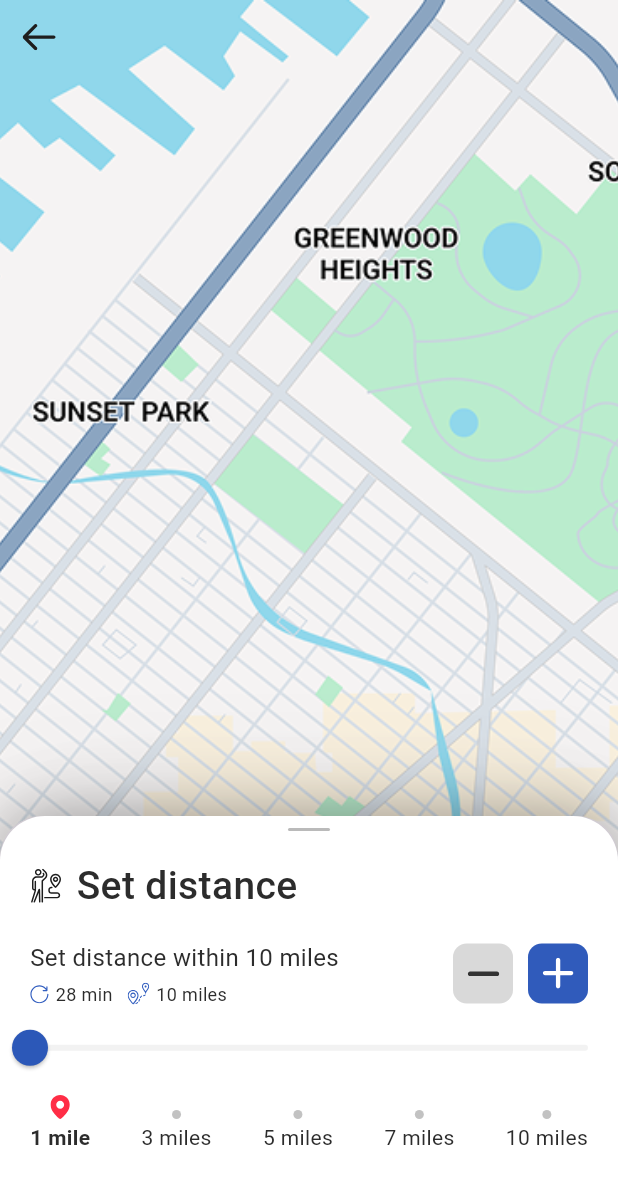
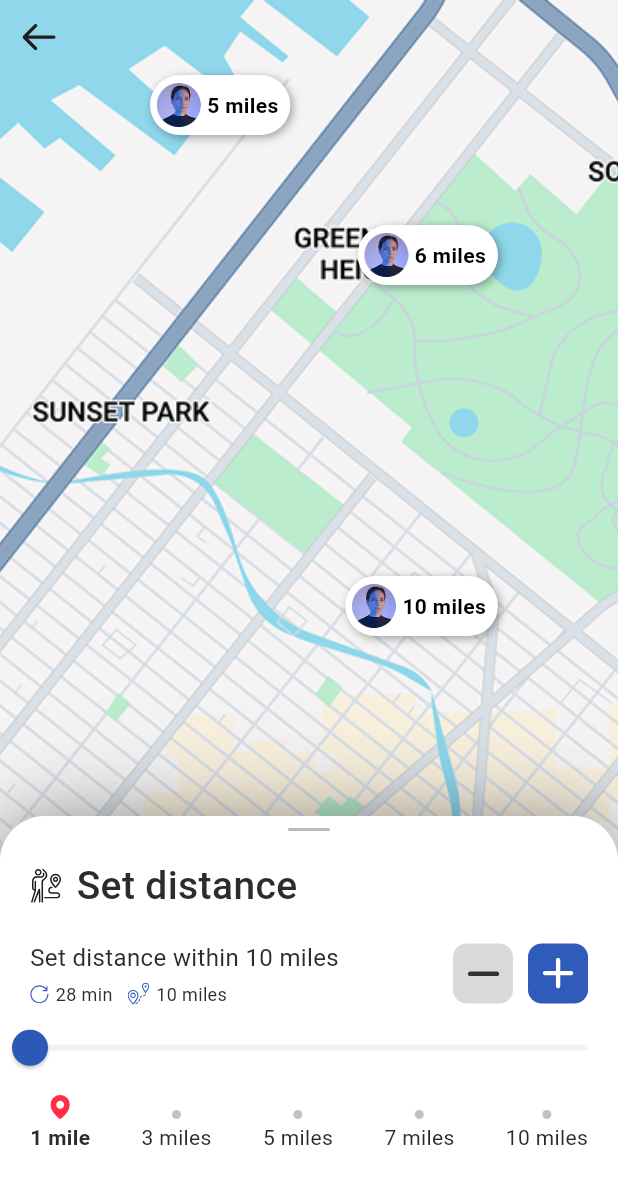
Before and after one commit to punchagency/looking2hire-client, a Flutter app: the LocateJobPage screen opened directly, on a phone screen of 412 x 824 dp. Shown: the top 1184 px of the screen. Run offline on Flutter 3.47's test engine with Material 3 defaults, Android fonts, the phone set to English and light mode, and no system bars; our stand-ins replace flutter_screenutil, flutter_svg, google_fonts.

Commit message:
Addition of user miles to map

```diff
--- a/lib/features/home/pages/locate_job_page.dart
+++ b/lib/features/home/pages/locate_job_page.dart
@@ -6,6 +6,7 @@ import 'package:looking2hire/components/bottom_sheet_container.dart';
 import 'package:looking2hire/components/custom_app_bar.dart';
 import 'package:looking2hire/constants/app_assets.dart';
 import 'package:looking2hire/features/home/widgets/distance_action_item.dart';
+import 'package:looking2hire/features/home/widgets/map_user_miles_item.dart';
 import 'package:looking2hire/features/home/widgets/mile_item.dart';
 import 'package:looking2hire/features/home/widgets/set_distance_item.dart';
 
@@ -50,7 +51,39 @@ class _LocateJobPageState extends State<LocateJobPage> {
             alignment: Alignment.center,
           ),
         ),
-        child: Stack(children: []),
+        child: Stack(
+          children: [
+            Positioned(
+              top: 50,
+              left: 100,
+              child: MapUserMilesItem(
+                imageUrl: AppAssets.profilePicture,
+                mile: 5,
+                onPressed: () {},
+              ),
+            ),
+
+            Positioned(
+              top: 150,
+              right: 80,
+              child: MapUserMilesItem(
+                imageUrl: AppAssets.profilePicture,
+                mile: 6,
+                onPressed: () {},
+              ),
+            ),
+
+            Positioned(
+              bottom: 400,
+              right: 80,
+              child: MapUserMilesItem(
+                imageUrl: AppAssets.profilePicture,
+                mile: 10,
+                onPressed: () {},
+              ),
+            ),
+          ],
+        ),
       ),
       bottomSheet: BottomSheet(
         onClosing: () {},
--- a/lib/features/home/widgets/map_user_miles_item.dart
+++ b/lib/features/home/widgets/map_user_miles_item.dart
@@ -1,13 +1,15 @@
+// ignore_for_file: public_member_api_docs, sort_constructors_first
 import 'package:flutter/material.dart';
+import 'package:looking2hire/resusable/widgets/profile_photo.dart';
 
 class MapUserMilesItem extends StatelessWidget {
   final String imageUrl;
-  final int miles;
+  final int mile;
   final VoidCallback onPressed;
   const MapUserMilesItem({
     super.key,
     required this.imageUrl,
-    required this.miles,
+    required this.mile,
     required this.onPressed,
   });
 
@@ -15,9 +17,11 @@ class MapUserMilesItem extends StatelessWidget {
   Widget build(BuildContext context) {
     return Container(
       height: 40.0,
+      padding: const EdgeInsets.all(4),
       decoration: BoxDecoration(
         color: Colors.white,
-        borderRadius: BorderRadius.circular(18.87),
+
+        borderRadius: BorderRadius.circular(20),
         boxShadow: [
           BoxShadow(
             offset: Offset(1.61, 1.61),
@@ -26,6 +30,22 @@ class MapUserMilesItem extends StatelessWidget {
           ),
         ],
       ),
+      child: Row(
+        mainAxisSize: MainAxisSize.min,
+        children: [
+          ProfilePhoto(imageUrl: imageUrl, size: 30),
+          const SizedBox(width: 4),
+          Text(
+            "$mile mile${mile == 1 ? "" : "s"}",
+            style: const TextStyle(
+              fontSize: 14,
+              fontWeight: FontWeight.w600,
+              color: Colors.black,
+            ),
+          ),
+          const SizedBox(width: 4),
+        ],
+      ),
     );
   }
 }
--- a/lib/resusable/widgets/profile_photo.dart
+++ b/lib/resusable/widgets/profile_photo.dart
@@ -2,17 +2,24 @@ import 'package:flutter/material.dart';
 
 class ProfilePhoto extends StatelessWidget {
   final String imageUrl;
+  final double size;
   final VoidCallback? onPressed;
-  const ProfilePhoto({super.key, required this.imageUrl, this.onPressed});
+
+  const ProfilePhoto({
+    super.key,
+    required this.imageUrl,
+    this.onPressed,
+    this.size = 48,
+  });
 
   @override
   Widget build(BuildContext context) {
     return InkWell(
       onTap: onPressed,
-      borderRadius: BorderRadius.circular(24),
+      borderRadius: BorderRadius.circular(size / 2),
       child: Container(
-        width: 48,
-        height: 48,
+        width: size,
+        height: size,
         decoration: BoxDecoration(
           color: Colors.transparent,
           shape: BoxShape.circle,
```
